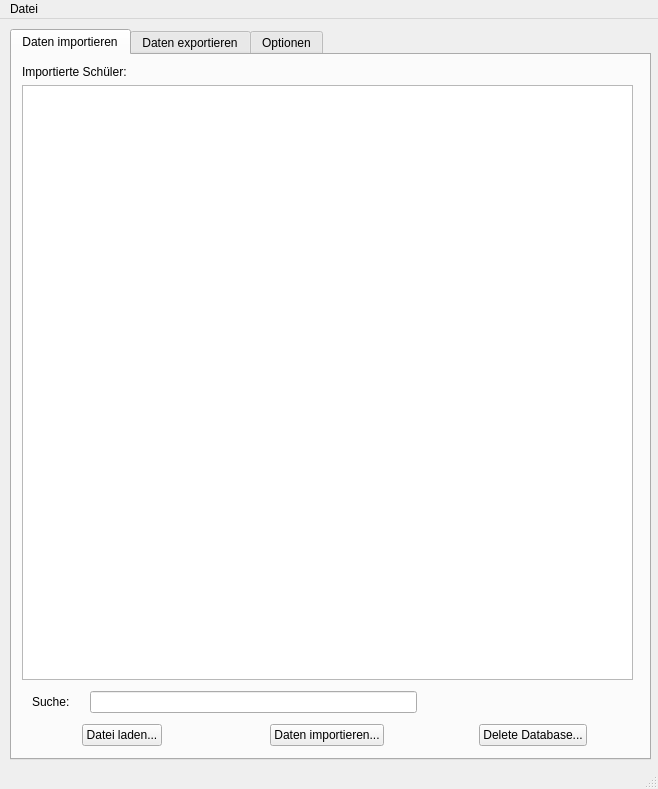
This is gui/bbss_tabbed_gui.ui in wichmann/bbss as Qt 5 draws it before an edit. The edited form follows.
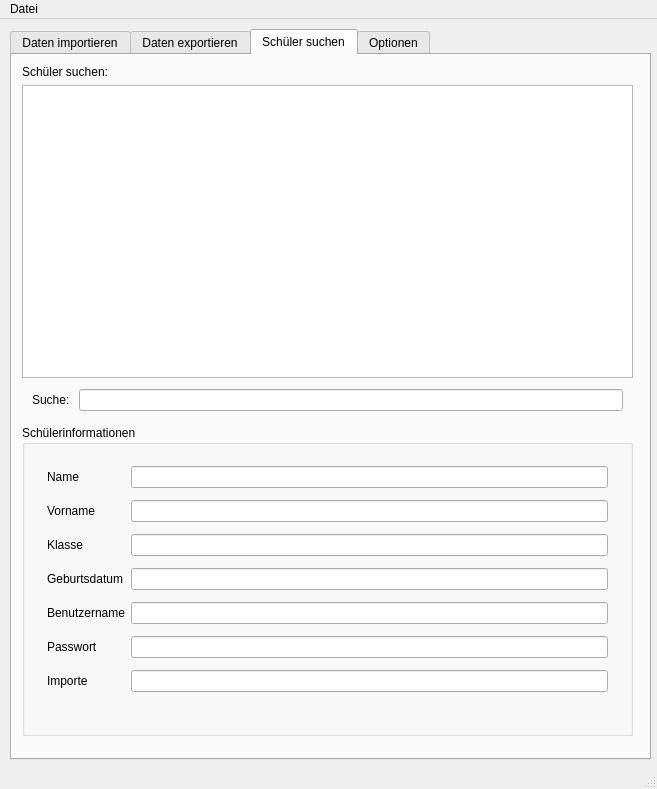
This is the edited form.

Commit message: Added search tab in graphical user interface.

```diff
--- a/gui/bbss_tabbed_gui.ui
+++ b/gui/bbss_tabbed_gui.ui
@@ -6,7 +6,7 @@
    <rect>
     <x>0</x>
     <y>0</y>
-    <width>658</width>
+    <width>657</width>
     <height>789</height>
    </rect>
   </property>
@@ -30,7 +30,7 @@
      </size>
     </property>
     <property name="currentIndex">
-     <number>0</number>
+     <number>2</number>
     </property>
     <widget class="QWidget" name="import_tab">
      <attribute name="title">
@@ -311,6 +311,185 @@
       </layout>
      </widget>
     </widget>
+    <widget class="QWidget" name="search_tab">
+     <attribute name="title">
+      <string>Schüler suchen</string>
+     </attribute>
+     <widget class="QWidget" name="verticalLayoutWidget">
+      <property name="geometry">
+       <rect>
+        <x>10</x>
+        <y>10</y>
+        <width>611</width>
+        <height>351</height>
+       </rect>
+      </property>
+      <layout class="QVBoxLayout" name="verticalLayout_3">
+       <item>
+        <widget class="QLabel" name="search_students_label">
+         <property name="text">
+          <string>Schüler suchen:</string>
+         </property>
+        </widget>
+       </item>
+       <item>
+        <widget class="QTableView" name="search_students_tableView"/>
+       </item>
+       <item>
+        <layout class="QHBoxLayout" name="horizontalLayout_3">
+         <property name="leftMargin">
+          <number>10</number>
+         </property>
+         <property name="topMargin">
+          <number>5</number>
+         </property>
+         <property name="rightMargin">
+          <number>10</number>
+         </property>
+         <property name="bottomMargin">
+          <number>5</number>
+         </property>
+         <item>
+          <widget class="QLabel" name="label_6">
+           <property name="text">
+            <string>Suche: </string>
+           </property>
+          </widget>
+         </item>
+         <item>
+          <widget class="QLineEdit" name="search_student_text"/>
+         </item>
+        </layout>
+       </item>
+      </layout>
+     </widget>
+     <widget class="QGroupBox" name="groupBox">
+      <property name="geometry">
+       <rect>
+        <x>10</x>
+        <y>370</y>
+        <width>611</width>
+        <height>311</height>
+       </rect>
+      </property>
+      <property name="title">
+       <string>Schülerinformationen</string>
+      </property>
+      <widget class="QWidget" name="gridLayoutWidget_3">
+       <property name="geometry">
+        <rect>
+         <x>20</x>
+         <y>30</y>
+         <width>571</width>
+         <height>251</height>
+        </rect>
+       </property>
+       <layout class="QGridLayout" name="gridLayout_2">
+        <property name="margin">
+         <number>5</number>
+        </property>
+        <item row="1" column="0">
+         <widget class="QLabel" name="label_2">
+          <property name="text">
+           <string>Vorname</string>
+          </property>
+         </widget>
+        </item>
+        <item row="0" column="0">
+         <widget class="QLabel" name="label_7">
+          <property name="text">
+           <string>Name</string>
+          </property>
+         </widget>
+        </item>
+        <item row="4" column="0">
+         <widget class="QLabel" name="label_11">
+          <property name="text">
+           <string>Benutzername</string>
+          </property>
+         </widget>
+        </item>
+        <item row="2" column="0">
+         <widget class="QLabel" name="label_9">
+          <property name="text">
+           <string>Klasse</string>
+          </property>
+         </widget>
+        </item>
+        <item row="3" column="0">
+         <widget class="QLabel" name="label_10">
+          <property name="text">
+           <string>Geburtsdatum</string>
+          </property>
+         </widget>
+        </item>
+        <item row="5" column="0">
+         <widget class="QLabel" name="label_12">
+          <property name="text">
+           <string>Passwort</string>
+          </property>
+         </widget>
+        </item>
+        <item row="6" column="0">
+         <widget class="QLabel" name="label_13">
+          <property name="text">
+           <string>Importe</string>
+          </property>
+         </widget>
+        </item>
+        <item row="0" column="1">
+         <widget class="QLineEdit" name="result_surname_text">
+          <property name="readOnly">
+           <bool>true</bool>
+          </property>
+         </widget>
+        </item>
+        <item row="1" column="1">
+         <widget class="QLineEdit" name="result_name_text">
+          <property name="readOnly">
+           <bool>true</bool>
+          </property>
+         </widget>
+        </item>
+        <item row="2" column="1">
+         <widget class="QLineEdit" name="result_class_text">
+          <property name="readOnly">
+           <bool>true</bool>
+          </property>
+         </widget>
+        </item>
+        <item row="3" column="1">
+         <widget class="QLineEdit" name="result_birthday_text">
+          <property name="readOnly">
+           <bool>true</bool>
+          </property>
+         </widget>
+        </item>
+        <item row="4" column="1">
+         <widget class="QLineEdit" name="result_username_text">
+          <property name="readOnly">
+           <bool>true</bool>
+          </property>
+         </widget>
+        </item>
+        <item row="5" column="1">
+         <widget class="QLineEdit" name="result_password_text">
+          <property name="readOnly">
+           <bool>true</bool>
+          </property>
+         </widget>
+        </item>
+        <item row="6" column="1">
+         <widget class="QLineEdit" name="result_imports_text">
+          <property name="readOnly">
+           <bool>true</bool>
+          </property>
+         </widget>
+        </item>
+       </layout>
+      </widget>
+     </widget>
+    </widget>
     <widget class="QWidget" name="options_tab">
      <attribute name="title">
       <string>Optionen</string>
@@ -398,8 +577,8 @@
     <rect>
      <x>0</x>
      <y>0</y>
-     <width>658</width>
-     <height>21</height>
+     <width>657</width>
+     <height>22</height>
     </rect>
    </property>
    <widget class="QMenu" name="menuDatei">
```
Left out of the diff: 38 changed lines with no effect on the pictures. The commit also changes 3 other files.
